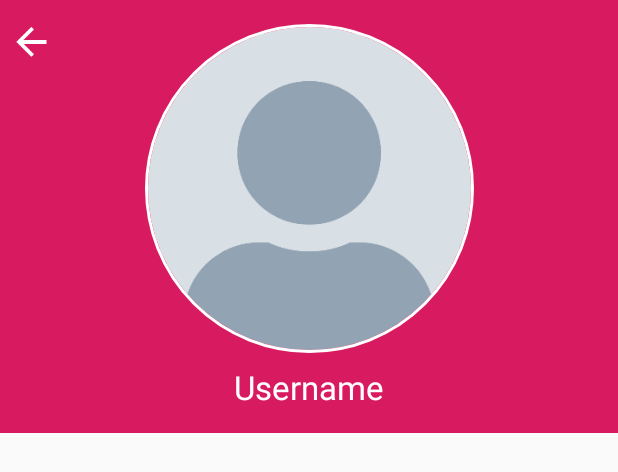
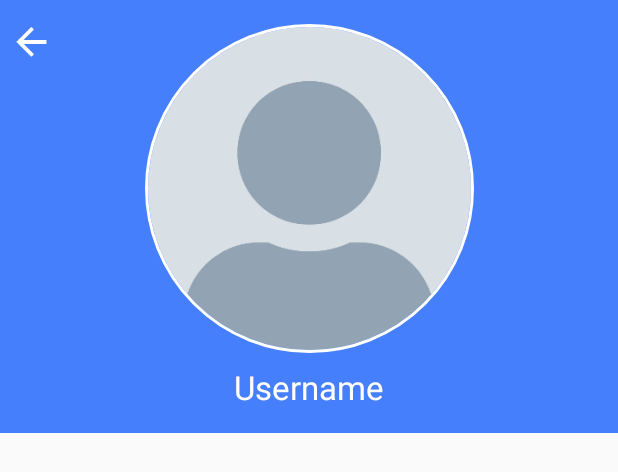
Before and after one commit to jaimegc/AgileAndroidChallenge, an Android app: the layout activity_detail_way2.xml on its own in the app's theme, with its tools: preview values and no code run, on a phone screen of 412 x 824 dp. Shown: the top 472 px of the screen. Run offline under Robolectric (Android 15) with nearby library versions, the phone set to English and light mode, and no system bars.

Commit message:
Update detail background color Remove unnecessary +

```diff
--- a/app/src/main/res/layout/activity_detail_way2.xml
+++ b/app/src/main/res/layout/activity_detail_way2.xml
@@ -28,7 +28,7 @@
         android:id="@+id/background"
         android:layout_width="match_parent"
         android:layout_height="0dp"
-        android:background="@color/colorAccent"
+        android:background="@color/colorPrimary"
         app:layout_constraintBottom_toTopOf="@+id/guideline3"
         app:layout_constraintTop_toBottomOf="@+id/toolbar"
         app:layout_constraintEnd_toEndOf="parent"
--- a/app/src/main/res/layout/activity_detail_way2_end.xml
+++ b/app/src/main/res/layout/activity_detail_way2_end.xml
@@ -41,7 +41,7 @@
         app:civ_border_width="2dp"
         app:civ_border_color="@android:color/white"
         app:layout_constraintDimensionRatio="1:1"
-        android:layout_marginEnd="8dp"
+        android:layout_marginEnd="12dp"
         app:layout_constraintEnd_toEndOf="@+id/background"
         app:layout_constraintTop_toTopOf="@+id/background"
         app:layout_constraintBottom_toBottomOf="@+id/background"/>
```
Also changed, not shown: app/src/main/res/xml/collapsing_toolbar.xml (+7 -7 lines).
